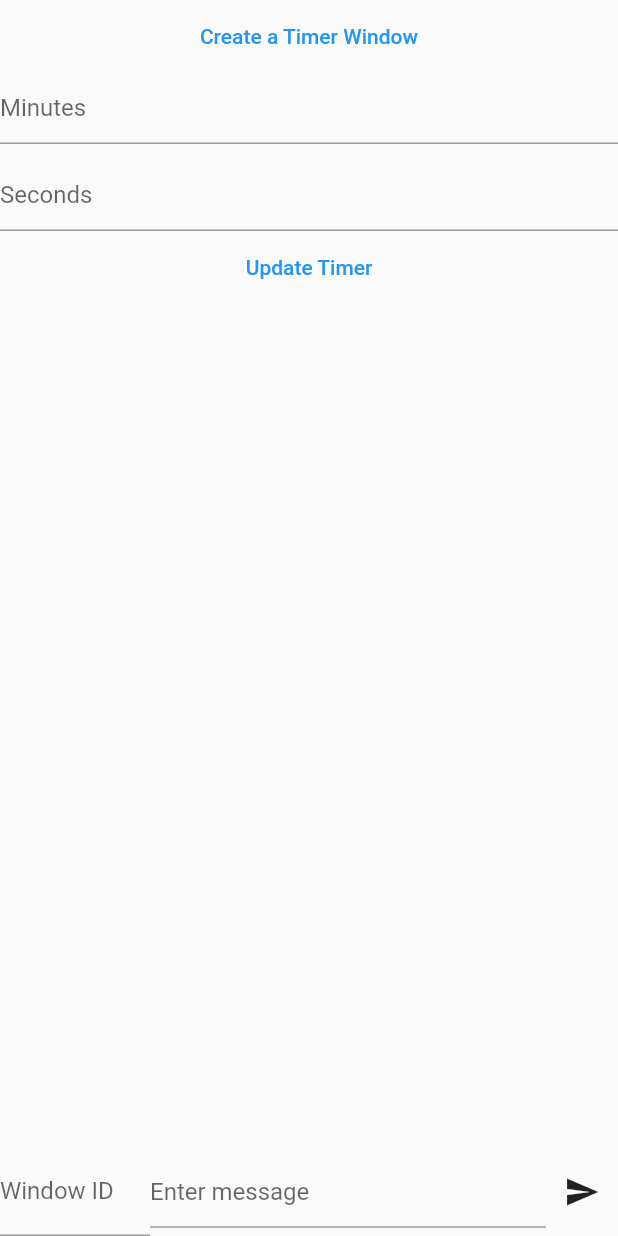
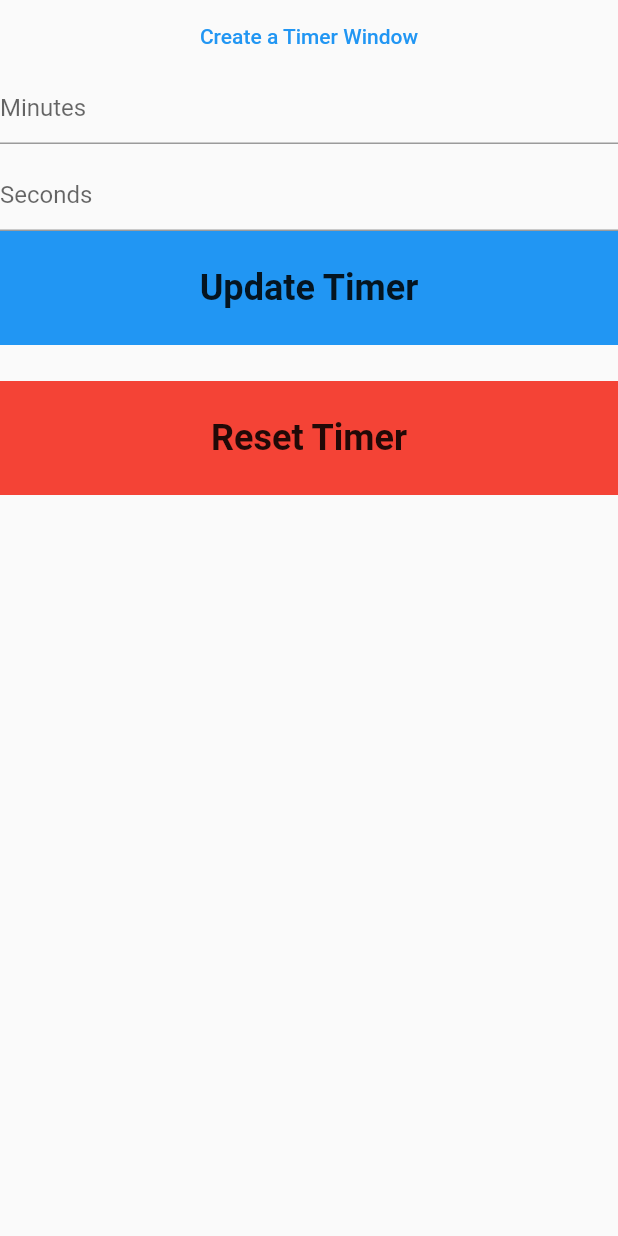
Before and after one commit to Tamunorth/cci_timer, a Flutter app: the screen it shows after launch, after a tap on "Create a Timer Window", on a phone screen of 412 x 824 dp. Run offline on Flutter 3.47's test engine with Material 2 defaults, Android fonts, the phone set to English and light mode, and no system bars; our stand-ins replace stop_watch_timer; missing offline and left inert: custom_timer, desktop_lifecycle, desktop_multi_window; statements that could not run were skipped.

Commit message:
Added reset timer

```diff
--- a/lib/main.dart
+++ b/lib/main.dart
@@ -60,15 +60,29 @@ class _ExampleMainWindowState extends State<_ExampleMainWindow> {
                 if (windowIds.length >= 1) {
                   return;
                 }
-                final window =
+                final windowMain =
                     await DesktopMultiWindow.createWindow(jsonEncode({
                   'args1': 'Timer window',
                   'args2': 10,
                   'args3': true,
-                  'business': 'business_test',
+                  'window_type': 'main',
                 }));
-                window
+                final windowPreview =
+                    await DesktopMultiWindow.createWindow(jsonEncode({
+                  'args1': 'Preview window',
+                  'args2': 10,
+                  'args3': true,
+                  'window_type': 'preview',
+                }));
+
+                windowMain
                   ..setFrame(const Offset(1920, 0) & const Size(1920, 1080))
+                  // ..setTitle('Another window')
+                  ..resizable(true)
+                  ..show();
+
+                windowPreview
+                  ..setFrame(const Offset(0, 0) & const Size(720, 450))
                   // ..setTitle('Another window')
                   ..resizable(true)
                   ..show();
@@ -77,28 +91,36 @@ class _ExampleMainWindowState extends State<_ExampleMainWindow> {
             ),
             TextField(
                 controller: minutesCtrl,
-                decoration: InputDecoration(
+                decoration: const InputDecoration(
                   hintText: 'Minutes',
                 ),
                 keyboardType: TextInputType.number,
                 inputFormatters: <TextInputFormatter>[
                   FilteringTextInputFormatter.allow(RegExp(r'[0-9]')),
                 ]),
-            SizedBox(
+            const SizedBox(
               height: 10,
             ),
             TextField(
                 controller: secondsCtrl,
-                decoration: InputDecoration(
+                decoration: const InputDecoration(
                   hintText: 'Seconds',
                 ),
                 keyboardType: TextInputType.number,
                 inputFormatters: <TextInputFormatter>[
                   FilteringTextInputFormatter.allow(RegExp(r'[0-9]')),
                 ]),
-            TextButton(
-              child: const Text('Update Timer'),
-              onPressed: () async {
+            InkWell(
+              child: Container(
+                padding: const EdgeInsets.all(24),
+                alignment: Alignment.center,
+                decoration: BoxDecoration(color: Colors.blue),
+                child: const Text(
+                  'Update Timer',
+                  style: TextStyle(fontSize: 24, fontWeight: FontWeight.w600),
+                ),
+              ),
+              onTap: () async {
                 if (minutesCtrl.text.trim().isEmpty) {
                   minutesCtrl.text = '0';
                 }
@@ -118,9 +140,39 @@ class _ExampleMainWindowState extends State<_ExampleMainWindow> {
                 }
               },
             ),
-            Expanded(
-              child: EventWidget(controller: WindowController.fromWindowId(0)),
-            )
+            SizedBox(
+              height: 24,
+            ),
+            InkWell(
+              child: Container(
+                padding: const EdgeInsets.all(24),
+                alignment: Alignment.center,
+                decoration: BoxDecoration(color: Colors.red),
+                child: const Text(
+                  'Reset Timer',
+                  style: TextStyle(fontSize: 24, fontWeight: FontWeight.w600),
+                ),
+              ),
+              onTap: () async {
+                if (minutesCtrl.text.trim().isEmpty) {
+                  minutesCtrl.text = '0';
+                }
+
+                if (secondsCtrl.text.trim().isEmpty) {
+                  secondsCtrl.text = '0';
+                }
+
+                final subWindowIds =
+                    await DesktopMultiWindow.getAllSubWindowIds();
+                for (final windowId in subWindowIds) {
+                  DesktopMultiWindow.invokeMethod(
+                    windowId,
+                    'onReset',
+                    [minutesCtrl.text.trim(), secondsCtrl.text.trim()],
+                  );
+                }
+              },
+            ),
           ],
         ),
       ),
@@ -140,12 +192,17 @@ class _ExampleSubWindow extends StatelessWidget {
 
   @override
   Widget build(BuildContext context) {
-    return MaterialApp(home: MyHomePage());
+    return MaterialApp(
+        home: MyHomePage(
+      args: args,
+    ));
   }
 }
 
 class MyHomePage extends StatefulWidget {
-  const MyHomePage({super.key});
+  const MyHomePage({super.key, this.args});
+
+  final Map? args;
 
   @override
   _MyHomePageState createState() => _MyHomePageState();
@@ -154,8 +211,8 @@ class MyHomePage extends StatefulWidget {
 class _MyHomePageState extends State<MyHomePage> with TickerProviderStateMixin {
   late CustomTimerController _controller = CustomTimerController(
     vsync: this,
-    begin: Duration(minutes: 0, seconds: 0),
-    end: Duration(),
+    begin: const Duration(minutes: 0, seconds: 0),
+    end: const Duration(),
     initialState: CustomTimerState.counting,
     interval: CustomTimerInterval.milliseconds,
   );
@@ -168,12 +225,20 @@ class _MyHomePageState extends State<MyHomePage> with TickerProviderStateMixin {
   void initState() {
     super.initState();
     DesktopMultiWindow.setMethodHandler(_handleMethodCallback);
-    _controller?.state.addListener(() {
-      if (_controller?.state.value == CustomTimerState.finished) {
+    _controller.state.addListener(() {
+      if (_controller.state.value == CustomTimerState.finished) {
         switchToStopwatch();
       }
     });
     _initTimerAndStopwatch();
+
+    if (widget.args != null) {
+      if (widget.args!['window_type'] == 'main') {
+        fontsize = 400;
+      } else {
+        fontsize = 150;
+      }
+    }
   }
 
   _initTimerAndStopwatch() {
@@ -192,6 +257,7 @@ class _MyHomePageState extends State<MyHomePage> with TickerProviderStateMixin {
 
   @override
   Widget build(BuildContext context) {
+    // print("------>>> ${widget.args}");
     return Scaffold(
       backgroundColor: Colors.black,
       body: Center(
@@ -202,7 +268,6 @@ class _MyHomePageState extends State<MyHomePage> with TickerProviderStateMixin {
               CustomTimer(
                   controller: _controller!,
                   builder: (state, time) {
-                    // Build the widget you want!🎉
                     return Text(
                       time.hours != '00'
                           ? "${time.hours}:${time.minutes}:${time.seconds}"
@@ -253,15 +318,18 @@ class _MyHomePageState extends State<MyHomePage> with TickerProviderStateMixin {
       stopwatch?.onResetTimer();
       setState(() {});
 
-      // _controller = CustomTimerController(
-      //   vsync: this,
-      //   begin: Duration(minutes: 2),
-      //   end: Duration(),
-      //   initialState: CustomTimerState.counting,
-      //   interval: CustomTimerInterval.milliseconds,
-      // );
-
       return "send";
+    }
+    if (call.method == 'onReset') {
+      _controller.begin = Duration(
+        minutes: int.parse(call.arguments[0]),
+        seconds: int.parse(call.arguments[1]),
+      );
+      _controller.reset();
+      isCountdown = true;
+      stopwatch?.onResetTimer();
+      setState(() {});
+      return "reset";
     }
     if (call.arguments.toString() == "ping") {
       return "pong";
```
